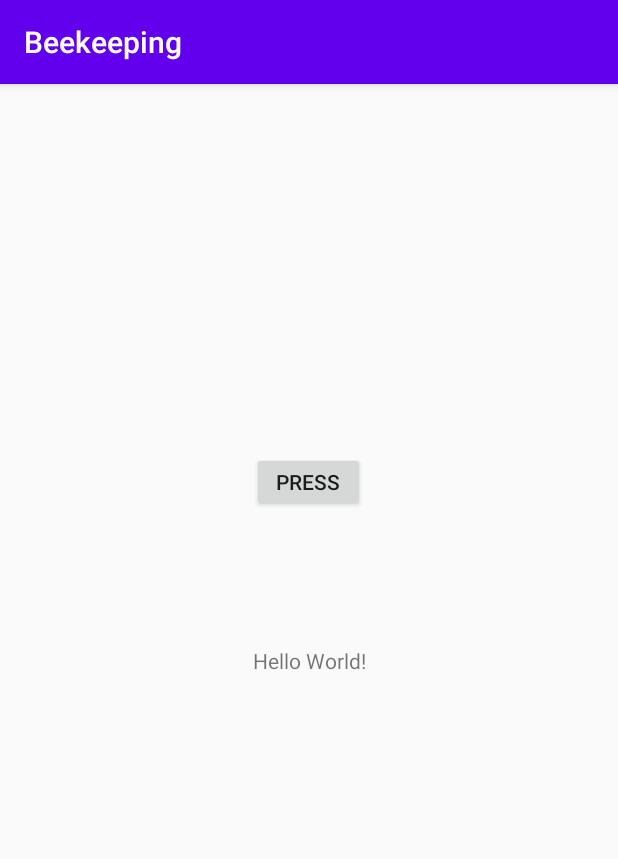
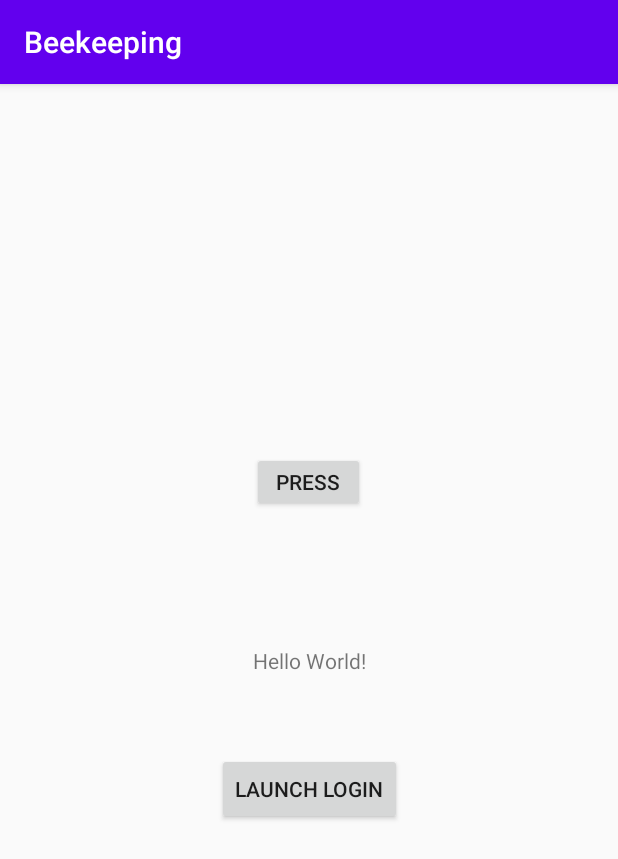
Before and after one commit to peterdaly13/Beekeeping, an Android app: the screen it shows after launch (MainActivity), on a phone screen of 412 x 824 dp. Shown: the top 859 px of the screen. Run offline under Robolectric (Android 15) with nearby library versions, the phone set to English and light mode, and no system bars; our stand-ins replace Firebase (no records; nobody signed in at launch, a user with empty details on screens opened directly).

Commit message:
Email login enabled

```diff
--- a/app/src/main/AndroidManifest.xml
+++ b/app/src/main/AndroidManifest.xml
@@ -1,8 +1,6 @@
 <?xml version="1.0" encoding="utf-8"?>
 <manifest xmlns:android="http://schemas.android.com/apk/res/android"
     package="com.example.beekeeping">
-
-
 
     <application
         android:allowBackup="true"
@@ -11,6 +9,7 @@
         android:roundIcon="@mipmap/ic_launcher_round"
         android:supportsRtl="true"
         android:theme="@style/AppTheme">
+        <activity android:name=".FirebaseUIActivity"></activity>
         <activity android:name=".MainActivity">
             <intent-filter>
                 <action android:name="android.intent.action.MAIN" />
--- a/app/src/main/java/com/example/beekeeping/MainActivity.java
+++ b/app/src/main/java/com/example/beekeeping/MainActivity.java
@@ -2,6 +2,8 @@ package com.example.beekeeping;
 
 import androidx.annotation.NonNull;
 import androidx.appcompat.app.AppCompatActivity;
+
+import android.content.Intent;
 import android.os.Bundle;
 
 import android.util.Log;
@@ -25,6 +27,7 @@ public class MainActivity extends AppCompatActivity {
     private static final String TAG = "MainActivity";
     public DatabaseReference mDatabase;
     Button button;
+    Button launch_login;
 
     @Override
     protected void onCreate(Bundle savedInstanceState) {
@@ -52,6 +55,14 @@ public class MainActivity extends AppCompatActivity {
                 Log.i("Pull", u.toString() );
 
 
+            }
+        });
+
+        launch_login = (Button) findViewById(R.id.launch_login);
+        launch_login.setOnClickListener(new View.OnClickListener() {
+            public void onClick(View v) {
+                Intent intent = new Intent(MainActivity.this, FirebaseUIActivity.class);
+                startActivity(intent);
             }
         });
 
--- a/app/src/main/res/layout/activity_main.xml
+++ b/app/src/main/res/layout/activity_main.xml
@@ -32,4 +32,15 @@
         app:layout_constraintStart_toStartOf="parent"
         app:layout_constraintTop_toTopOf="parent" />
 
+    <Button
+        android:id="@+id/launch_login"
+        android:layout_width="wrap_content"
+        android:layout_height="wrap_content"
+        android:text="Launch Login"
+        app:layout_constraintBottom_toBottomOf="parent"
+        app:layout_constraintEnd_toEndOf="parent"
+        app:layout_constraintStart_toStartOf="parent"
+        app:layout_constraintTop_toTopOf="parent"
+        app:layout_constraintVertical_bias="0.619" />
+
 </androidx.constraintlayout.widget.ConstraintLayout>
```
Also changed, not shown: app/src/main/java/com/example/beekeeping/FirebaseUIActivity.java (added, +65 -0 lines), app/src/main/res/layout/activity_firebase_u_i.xml (added, +9 -0 lines).
